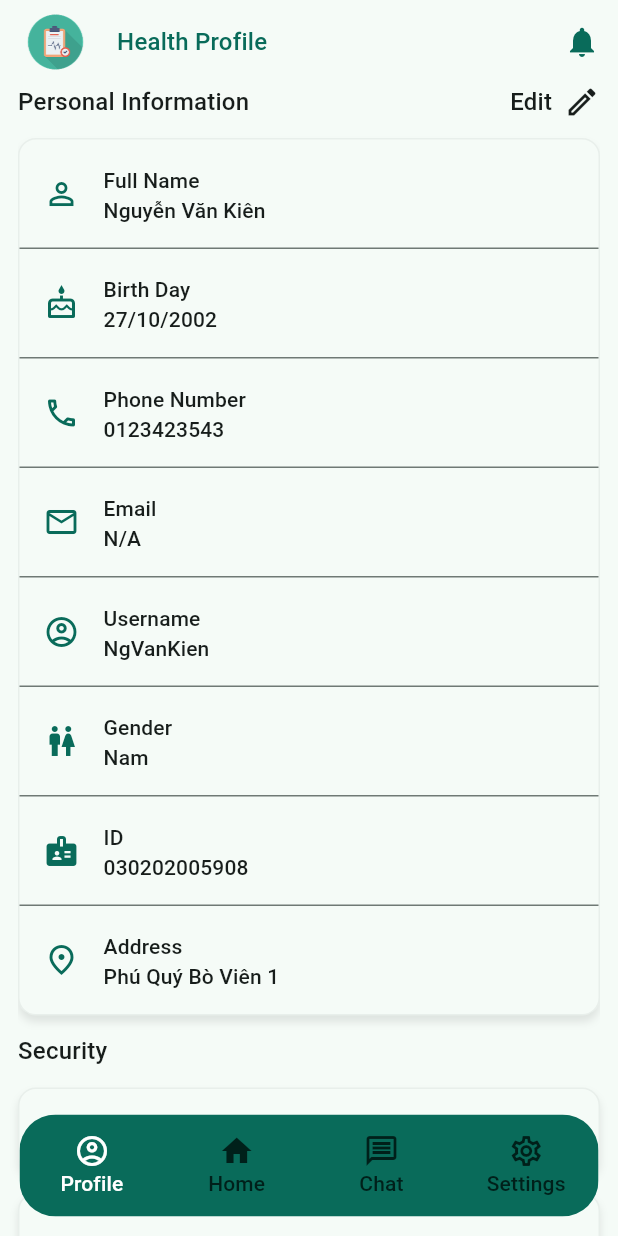
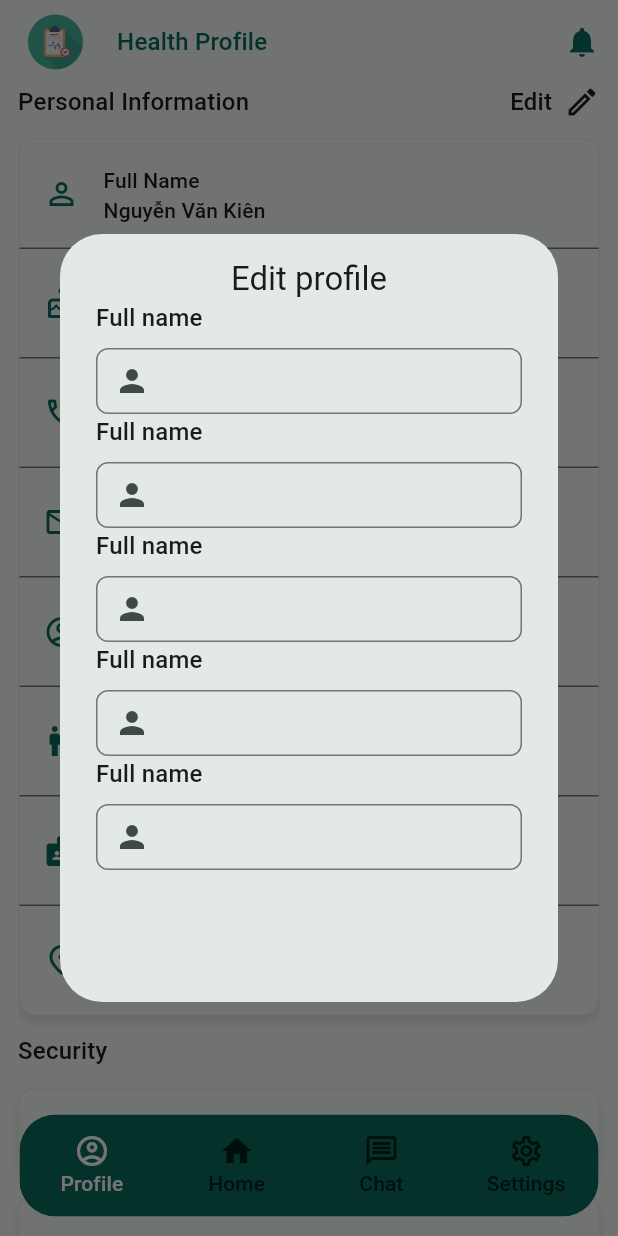
Before and after one commit to anhkien7780/health_profile, a Flutter app: the HomeChildPage screen opened directly, after a tap on "Edit", on a phone screen of 412 x 824 dp. Run offline on Flutter 3.47's test engine with Material 3 defaults, Android fonts, the phone set to English and light mode, and no system bars; drawn by our look-alikes of loader_overlay; our stand-ins replace equatable, flutter_bloc, flutter_svg, go_router, google_fonts, shared_preferences and 1 more; accounts and stored records are empty; statements that could not run were skipped.

Commit message:
feat: add edit dialog

```diff
--- a/lib/ui/pages/home/home_cubit.dart
+++ b/lib/ui/pages/home/home_cubit.dart
@@ -1,11 +1,25 @@
 import 'dart:developer';
 
 import 'package:flutter_bloc/flutter_bloc.dart';
+import 'package:health_profile/models/entities/user_profile.dart';
 
 import 'home_state.dart';
 
 class HomeCubit extends Cubit<HomeState> {
-  HomeCubit() : super(HomeState());
+  HomeCubit()
+    : super(
+        HomeState(
+          userProfile: UserProfile(
+            fullName: "Nguyễn Văn Kiên",
+            birthDay: "27/10/2002",
+            phoneNumber: "0123423543",
+            username: "NgVanKien",
+            gender: "Nam",
+            id: "030202005908",
+            address: "Phú Quý Bò Viên 1",
+          ),
+        ),
+      );
 
   void onDestinationPressed(int? selectedPageIndex) {
     emit(state.copyWith(selectedPageIndex: selectedPageIndex));
--- a/lib/ui/pages/home/home_state.dart
+++ b/lib/ui/pages/home/home_state.dart
@@ -1,15 +1,26 @@
 import 'package:equatable/equatable.dart';
+import 'package:health_profile/models/entities/user_profile.dart';
 
 class HomeState extends Equatable {
-  const HomeState({this.selectedPageIndex = 1, this.appointmentsCount = 0});
+  const HomeState({
+    this.selectedPageIndex = 1,
+    this.appointmentsCount = 0,
+    this.userProfile,
+  });
 
   final int selectedPageIndex;
   final int appointmentsCount;
+  final UserProfile? userProfile;
 
-  HomeState copyWith({int? selectedPageIndex, int? appointmentsCount}) {
+  HomeState copyWith({
+    int? selectedPageIndex,
+    int? appointmentsCount,
+    UserProfile? userProfile,
+  }) {
     return HomeState(
       selectedPageIndex: selectedPageIndex ?? this.selectedPageIndex,
       appointmentsCount: appointmentsCount ?? this.appointmentsCount,
+      userProfile: userProfile ?? this.userProfile,
     );
   }
 
--- a/lib/ui/pages/home/widgets/profile_body.dart
+++ b/lib/ui/pages/home/widgets/profile_body.dart
@@ -1,13 +1,17 @@
 import 'package:flutter/material.dart';
+import 'package:flutter_bloc/flutter_bloc.dart';
 import 'package:health_profile/common/app_dimens.dart';
 import 'package:health_profile/generated/l10n.dart';
 import 'package:health_profile/models/entities/user_profile.dart';
+import 'package:health_profile/ui/pages/home/home_cubit.dart';
+import 'package:health_profile/ui/widgets/text_fileds/app_text_form_field.dart';
 
 class ProfileBody extends StatelessWidget {
   const ProfileBody({super.key});
 
   @override
   Widget build(BuildContext context) {
+    final cubit = BlocProvider.of<HomeCubit>(context);
     final theme = Theme.of(context);
     return SingleChildScrollView(
       child: Column(
@@ -22,7 +26,56 @@ class ProfileBody extends StatelessWidget {
                 style: theme.textTheme.titleMedium,
               ),
               InkWell(
-                onTap: () {},
+                onTap: () async {
+                  await showDialog(
+                    context: context,
+                    builder: (context) {
+                      return AlertDialog(
+                        content: Container(
+                          width: 350,
+                          height: 472,
+                          decoration: BoxDecoration(
+                            borderRadius: BorderRadius.circular(
+                              AppDimens.borderRadiusNormal,
+                            ),
+                          ),
+                          child: SingleChildScrollView(
+                            child: Column(
+                              children: [
+                                Text(
+                                  "Edit profile",
+                                  style: theme.textTheme.titleLarge?.copyWith(
+                                    color: theme.colorScheme.onSurface,
+                                  ),
+                                ),
+                                AppTextFormField(
+                                  title: "Full name",
+                                  prefixIcon: Icon(Icons.person),
+                                ),
+                                AppTextFormField(
+                                  title: "Full name",
+                                  prefixIcon: Icon(Icons.person),
+                                ),
+                                AppTextFormField(
+                                  title: "Full name",
+                                  prefixIcon: Icon(Icons.person),
+                                ),
+                                AppTextFormField(
+                                  title: "Full name",
+                                  prefixIcon: Icon(Icons.person),
+                                ),
+                                AppTextFormField(
+                                  title: "Full name",
+                                  prefixIcon: Icon(Icons.person),
+                                ),
+                              ],
+                            ),
+                          ),
+                        ),
+                      );
+                    },
+                  );
+                },
                 child: Row(
                   spacing: AppDimens.paddingSmall,
                   children: [
@@ -41,26 +94,15 @@ class ProfileBody extends StatelessWidget {
           ),
           _createPersonInformationListView(
             context: context,
-            userProfile: UserProfile(
-              fullName: "Nguyễn Văn Kiên",
-              birthDay: "27/10/2002",
-              phoneNumber: "0123423543",
-              username: "NgVanKien",
-              gender: "Nam",
-              id: "030202005908",
-              address: "Phú Quý Bò Viên 1",
-            ),
+            userProfile: cubit.state.userProfile!,
           ),
-          Text(
-            S.of(context).security,
-            style: Theme.of(context).textTheme.titleMedium,
-          ),
+          Text(S.of(context).security, style: theme.textTheme.titleMedium),
           InkWell(
             onTap: () {},
             child: Ink(
               decoration: BoxDecoration(
                 border: Border.all(
-                  color: Theme.of(context).colorScheme.outline.withAlpha(24),
+                  color: theme.colorScheme.outline.withAlpha(24),
                 ),
                 borderRadius: BorderRadius.circular(
                   AppDimens.borderRadiusNormal,
@@ -86,7 +128,7 @@ class ProfileBody extends StatelessWidget {
             child: Ink(
               decoration: BoxDecoration(
                 border: Border.all(
-                  color: Theme.of(context).colorScheme.outline.withAlpha(24),
+                  color: theme.colorScheme.outline.withAlpha(24),
                 ),
                 borderRadius: BorderRadius.circular(
                   AppDimens.borderRadiusNormal,
@@ -118,12 +160,11 @@ class ProfileBody extends StatelessWidget {
     required UserProfile userProfile,
   }) {
     final infoList = userProfile.toInfoList();
+    final theme = Theme.of(context);
     return Container(
       decoration: BoxDecoration(
-        color: Theme.of(context).colorScheme.surface,
-        border: Border.all(
-          color: Theme.of(context).colorScheme.outline.withAlpha(24),
-        ),
+        color: theme.colorScheme.surface,
+        border: Border.all(color: theme.colorScheme.outline.withAlpha(24)),
         borderRadius: BorderRadius.circular(AppDimens.borderRadiusNormal),
         boxShadow: [
           BoxShadow(
@@ -138,7 +179,7 @@ class ProfileBody extends StatelessWidget {
         physics: NeverScrollableScrollPhysics(),
         itemCount: infoList.length,
         separatorBuilder: (context, index) =>
-            Divider(height: 1, color: Theme.of(context).colorScheme.outline),
+            Divider(height: 1, color: theme.colorScheme.outline),
         itemBuilder: (context, index) {
           final info = infoList[index];
           return ListTile(
--- a/lib/ui/widgets/text_fileds/app_text_form_field.dart
+++ b/lib/ui/widgets/text_fileds/app_text_form_field.dart
@@ -9,8 +9,14 @@ class AppTextFormField extends StatelessWidget {
     this.obscureText = false,
     this.controller,
     this.validator,
+    this.prefixIcon,
+    this.suffixIcon,
+    this.onTap,
   });
 
+  final Icon? prefixIcon;
+  final Icon? suffixIcon;
+  final VoidCallback? onTap;
   final String title;
   final String? hint;
   final bool obscureText;
@@ -31,7 +37,10 @@ class AppTextFormField extends StatelessWidget {
             validator: validator,
             controller: controller,
             obscureText: obscureText,
+            onTap: onTap,
             decoration: InputDecoration(
+              prefixIcon: prefixIcon,
+              suffixIcon: suffixIcon,
               hint: Text(
                 hint ?? "",
                 style: Theme.of(context).textTheme.bodyMedium,
```
